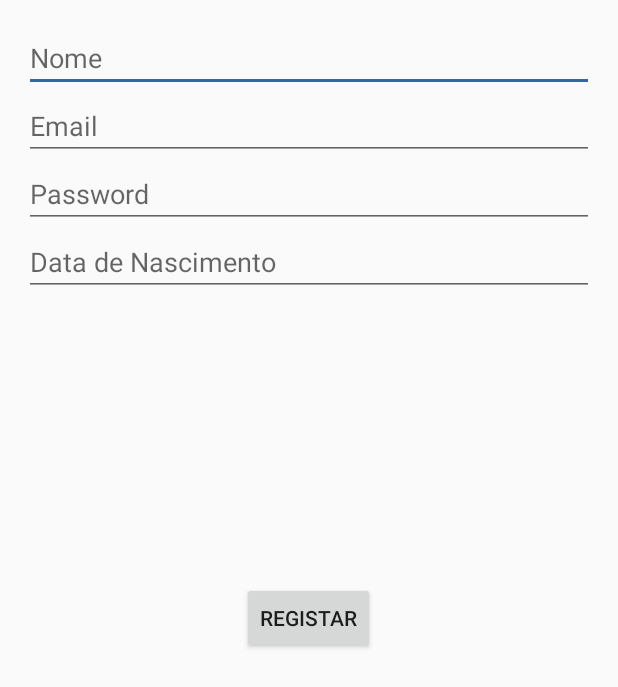
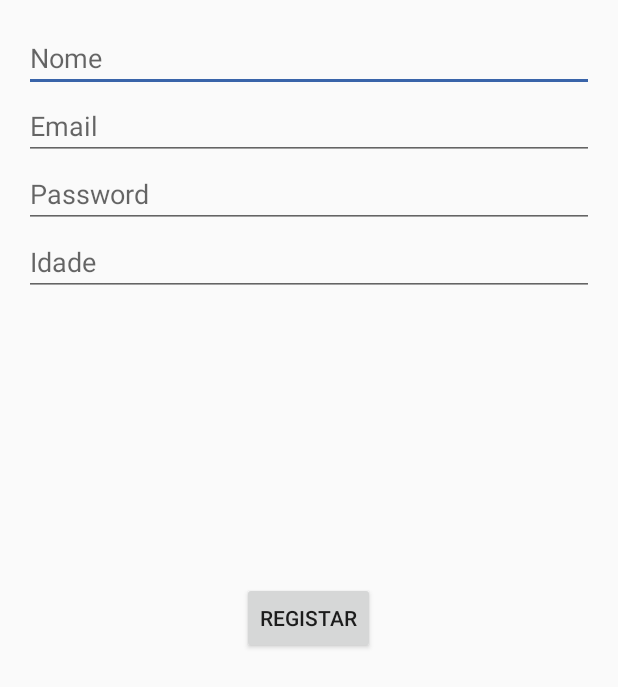
Before and after one commit to FsFilipe/MindProber, an Android app: the layout activity_register.xml on its own in the app's theme, with its tools: preview values and no code run, on a phone screen of 412 x 824 dp. Shown: the top 687 px of the screen. Run offline under Robolectric (Android 15) with nearby library versions, the phone set to English and light mode, and no system bars.

Commit message:
The register activity was improved. All activities run now on portrait orientation only.

```diff
--- a/app/src/main/res/layout/activity_register.xml
+++ b/app/src/main/res/layout/activity_register.xml
@@ -48,19 +48,6 @@
         android:layout_alignParentEnd="true"
         android:hint="Password" />
 
-    <EditText
-        android:layout_width="wrap_content"
-        android:layout_height="wrap_content"
-        android:inputType="date"
-        android:ems="10"
-        android:id="@+id/regbirthdate"
-        android:layout_below="@+id/regpassword"
-        android:layout_alignParentLeft="true"
-        android:layout_alignParentStart="true"
-        android:layout_alignParentRight="true"
-        android:layout_alignParentEnd="true"
-        android:hint="Data de Nascimento" />
-
     <Button
         android:layout_width="wrap_content"
         android:layout_height="wrap_content"
@@ -68,4 +55,17 @@
         android:id="@+id/regbutton"
         android:layout_centerVertical="true"
         android:layout_centerHorizontal="true" />
+
+    <EditText
+        android:layout_width="wrap_content"
+        android:layout_height="wrap_content"
+        android:inputType="number"
+        android:ems="10"
+        android:id="@+id/regage"
+        android:layout_below="@+id/regpassword"
+        android:layout_alignParentLeft="true"
+        android:layout_alignParentStart="true"
+        android:layout_alignRight="@+id/regpassword"
+        android:layout_alignEnd="@+id/regpassword"
+        android:hint="Idade" />
 </RelativeLayout>
```
Also changed, not shown: app/src/main/AndroidManifest.xml (+10 -3 lines), app/src/main/java/mindprobe/mindprobe/LoginActivity.java (+21 -20 lines), app/src/main/java/mindprobe/mindprobe/MainActivity.java (+10 -0 lines), app/src/main/java/mindprobe/mindprobe/RegisterActivity.java (+71 -5 lines), 1 other file.
